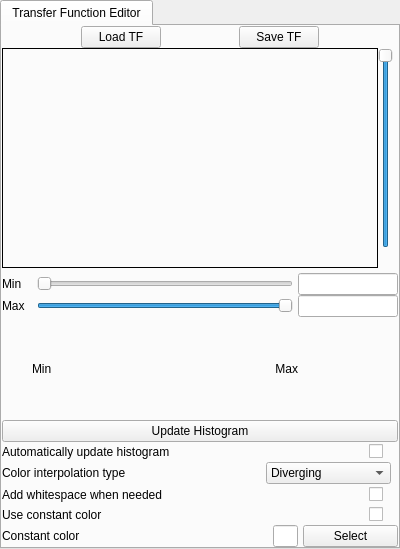
Qt form apps/vaporgui/TFWidgetGUI.ui (StasJ/vapor-formatted) before a commit.
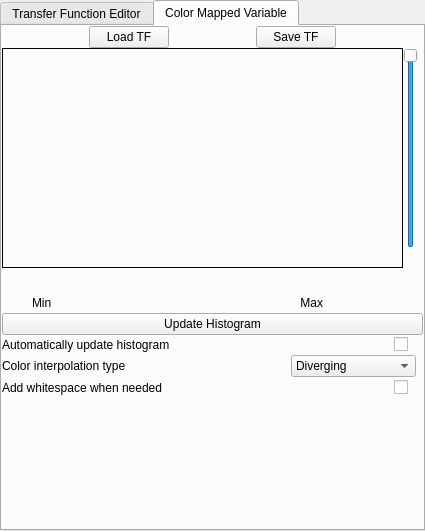
The same form after that commit. The open tabs and pages were chosen to show the change. Custom widgets are drawn as their Qt base class.

```diff
--- a/apps/vaporgui/TFWidgetGUI.ui
+++ b/apps/vaporgui/TFWidgetGUI.ui
@@ -6,8 +6,8 @@
    <rect>
     <x>0</x>
     <y>0</y>
-    <width>400</width>
-    <height>549</height>
+    <width>425</width>
+    <height>531</height>
    </rect>
   </property>
   <property name="sizePolicy">
@@ -550,7 +550,7 @@
        <item>
         <widget class="QFrame" name="colorInterpolationFrame">
          <property name="sizePolicy">
-          <sizepolicy hsizetype="Preferred" vsizetype="Maximum">
+          <sizepolicy hsizetype="Preferred" vsizetype="Minimum">
            <horstretch>0</horstretch>
            <verstretch>0</verstretch>
           </sizepolicy>
@@ -638,7 +638,7 @@
        <item>
         <widget class="QFrame" name="whitespaceFrame">
          <property name="sizePolicy">
-          <sizepolicy hsizetype="Preferred" vsizetype="Maximum">
+          <sizepolicy hsizetype="Preferred" vsizetype="Minimum">
            <horstretch>0</horstretch>
            <verstretch>0</verstretch>
           </sizepolicy>
@@ -698,7 +698,7 @@
        <item>
         <widget class="QFrame" name="useConstColorFrame">
          <property name="sizePolicy">
-          <sizepolicy hsizetype="Preferred" vsizetype="Maximum">
+          <sizepolicy hsizetype="Preferred" vsizetype="Minimum">
            <horstretch>0</horstretch>
            <verstretch>0</verstretch>
           </sizepolicy>
@@ -755,7 +755,7 @@
        <item>
         <widget class="QFrame" name="constColorFrame">
          <property name="sizePolicy">
-          <sizepolicy hsizetype="Preferred" vsizetype="Maximum">
+          <sizepolicy hsizetype="Preferred" vsizetype="Minimum">
            <horstretch>0</horstretch>
            <verstretch>0</verstretch>
           </sizepolicy>
@@ -837,6 +837,682 @@
          </layout>
         </widget>
        </item>
+       <item>
+        <spacer name="verticalSpacer_2">
+         <property name="orientation">
+          <enum>Qt::Vertical</enum>
+         </property>
+         <property name="sizeType">
+          <enum>QSizePolicy::Minimum</enum>
+         </property>
+         <property name="sizeHint" stdset="0">
+          <size>
+           <width>20</width>
+           <height>0</height>
+          </size>
+         </property>
+        </spacer>
+       </item>
+      </layout>
+     </widget>
+     <widget class="QWidget" name="_colormapTFE">
+      <property name="sizePolicy">
+       <sizepolicy hsizetype="Minimum" vsizetype="Minimum">
+        <horstretch>0</horstretch>
+        <verstretch>0</verstretch>
+       </sizepolicy>
+      </property>
+      <attribute name="title">
+       <string>Color Mapped Variable</string>
+      </attribute>
+      <layout class="QVBoxLayout" name="verticalLayout_3">
+       <property name="spacing">
+        <number>0</number>
+       </property>
+       <property name="leftMargin">
+        <number>0</number>
+       </property>
+       <property name="topMargin">
+        <number>0</number>
+       </property>
+       <property name="rightMargin">
+        <number>0</number>
+       </property>
+       <property name="bottomMargin">
+        <number>0</number>
+       </property>
+       <item>
+        <layout class="QHBoxLayout" name="nonam3_2">
+         <item>
+          <spacer name="spacer45_2">
+           <property name="orientation">
+            <enum>Qt::Horizontal</enum>
+           </property>
+           <property name="sizeType">
+            <enum>QSizePolicy::Expanding</enum>
+           </property>
+           <property name="sizeHint" stdset="0">
+            <size>
+             <width>16</width>
+             <height>20</height>
+            </size>
+           </property>
+          </spacer>
+         </item>
+         <item>
+          <widget class="QPushButton" name="_colorMapLoadButton">
+           <property name="sizePolicy">
+            <sizepolicy hsizetype="Minimum" vsizetype="Fixed">
+             <horstretch>0</horstretch>
+             <verstretch>0</verstretch>
+            </sizepolicy>
+           </property>
+           <property name="maximumSize">
+            <size>
+             <width>200</width>
+             <height>32767</height>
+            </size>
+           </property>
+           <property name="toolTip">
+            <string>Load transfer function from file or session</string>
+           </property>
+           <property name="text">
+            <string>Load TF</string>
+           </property>
+          </widget>
+         </item>
+         <item>
+          <spacer name="spacer160_2">
+           <property name="orientation">
+            <enum>Qt::Horizontal</enum>
+           </property>
+           <property name="sizeType">
+            <enum>QSizePolicy::Expanding</enum>
+           </property>
+           <property name="sizeHint" stdset="0">
+            <size>
+             <width>31</width>
+             <height>20</height>
+            </size>
+           </property>
+          </spacer>
+         </item>
+         <item>
+          <widget class="QPushButton" name="_colorMapSaveButton">
+           <property name="maximumSize">
+            <size>
+             <width>200</width>
+             <height>32767</height>
+            </size>
+           </property>
+           <property name="toolTip">
+            <string>Save this transfer function to a file or session</string>
+           </property>
+           <property name="text">
+            <string>Save TF</string>
+           </property>
+          </widget>
+         </item>
+         <item>
+          <spacer name="spacer46_2">
+           <property name="orientation">
+            <enum>Qt::Horizontal</enum>
+           </property>
+           <property name="sizeType">
+            <enum>QSizePolicy::Expanding</enum>
+           </property>
+           <property name="sizeHint" stdset="0">
+            <size>
+             <width>23</width>
+             <height>20</height>
+            </size>
+           </property>
+          </spacer>
+         </item>
+        </layout>
+       </item>
+       <item>
+        <layout class="QHBoxLayout" name="horizontalLayout_12" stretch="1,0">
+         <property name="spacing">
+          <number>0</number>
+         </property>
+         <property name="bottomMargin">
+          <number>5</number>
+         </property>
+         <item>
+          <widget class="QFrame" name="_tfFrame_2">
+           <property name="sizePolicy">
+            <sizepolicy hsizetype="Preferred" vsizetype="Minimum">
+             <horstretch>0</horstretch>
+             <verstretch>0</verstretch>
+            </sizepolicy>
+           </property>
+           <property name="frameShape">
+            <enum>QFrame::Box</enum>
+           </property>
+           <property name="frameShadow">
+            <enum>QFrame::Plain</enum>
+           </property>
+           <property name="midLineWidth">
+            <number>1</number>
+           </property>
+           <layout class="QVBoxLayout" name="verticalLayout_8">
+            <item>
+             <widget class="MappingFrame" name="_colorMapMappingFrame" native="true">
+              <property name="sizePolicy">
+               <sizepolicy hsizetype="Preferred" vsizetype="Minimum">
+                <horstretch>0</horstretch>
+                <verstretch>0</verstretch>
+               </sizepolicy>
+              </property>
+              <property name="minimumSize">
+               <size>
+                <width>100</width>
+                <height>200</height>
+               </size>
+              </property>
+              <property name="whatsThis">
+               <string>The transfer function editor displays a 
+mapping (called a &quot;transfer function&quot;)
+from the data variable to opacity and color,
+This is used when you volume render the
+variable.  The opacity values are shown
+as a green curve.  The color is determined
+by the set of control points along the color
+bar at the bottom.  A histogram of data 
+values is shown in blue-green behind 
+the opacity curve.  Additional options are
+available from the right mouse button.</string>
+              </property>
+              <property name="colorMapping" stdset="0">
+               <bool>true</bool>
+              </property>
+              <property name="opacityMapping" stdset="0">
+               <bool>true</bool>
+              </property>
+             </widget>
+            </item>
+           </layout>
+          </widget>
+         </item>
+         <item>
+          <layout class="QVBoxLayout" name="noname6_2">
+           <property name="spacing">
+            <number>0</number>
+           </property>
+           <property name="leftMargin">
+            <number>0</number>
+           </property>
+           <item>
+            <widget class="QSlider" name="_colorMapOpacitySlider">
+             <property name="enabled">
+              <bool>true</bool>
+             </property>
+             <property name="toolTip">
+              <string>Scale Opacity Values</string>
+             </property>
+             <property name="maximum">
+              <number>100</number>
+             </property>
+             <property name="value">
+              <number>100</number>
+             </property>
+             <property name="tracking">
+              <bool>false</bool>
+             </property>
+             <property name="orientation">
+              <enum>Qt::Vertical</enum>
+             </property>
+             <property name="invertedAppearance">
+              <bool>false</bool>
+             </property>
+             <property name="invertedControls">
+              <bool>false</bool>
+             </property>
+            </widget>
+           </item>
+           <item>
+            <spacer name="spacer54_2">
+             <property name="orientation">
+              <enum>Qt::Vertical</enum>
+             </property>
+             <property name="sizeType">
+              <enum>QSizePolicy::Fixed</enum>
+             </property>
+             <property name="sizeHint" stdset="0">
+              <size>
+               <width>20</width>
+               <height>20</height>
+              </size>
+             </property>
+            </spacer>
+           </item>
+          </layout>
+         </item>
+        </layout>
+       </item>
+       <item>
+        <widget class="QFrame" name="frame">
+         <property name="sizePolicy">
+          <sizepolicy hsizetype="Preferred" vsizetype="Minimum">
+           <horstretch>0</horstretch>
+           <verstretch>0</verstretch>
+          </sizepolicy>
+         </property>
+         <property name="minimumSize">
+          <size>
+           <width>0</width>
+           <height>10</height>
+          </size>
+         </property>
+         <property name="frameShape">
+          <enum>QFrame::NoFrame</enum>
+         </property>
+         <property name="frameShadow">
+          <enum>QFrame::Raised</enum>
+         </property>
+         <layout class="QVBoxLayout" name="verticalLayout_5">
+          <property name="spacing">
+           <number>0</number>
+          </property>
+          <property name="leftMargin">
+           <number>0</number>
+          </property>
+          <property name="topMargin">
+           <number>0</number>
+          </property>
+          <property name="rightMargin">
+           <number>0</number>
+          </property>
+          <property name="bottomMargin">
+           <number>0</number>
+          </property>
+          <item>
+           <widget class="QSliderEdit" name="_colorMapMinSliderEdit" native="true">
+            <property name="sizePolicy">
+             <sizepolicy hsizetype="Preferred" vsizetype="Minimum">
+              <horstretch>0</horstretch>
+              <verstretch>0</verstretch>
+             </sizepolicy>
+            </property>
+           </widget>
+          </item>
+         </layout>
+        </widget>
+       </item>
+       <item>
+        <widget class="QFrame" name="frame_2">
+         <property name="sizePolicy">
+          <sizepolicy hsizetype="Preferred" vsizetype="Minimum">
+           <horstretch>0</horstretch>
+           <verstretch>0</verstretch>
+          </sizepolicy>
+         </property>
+         <property name="minimumSize">
+          <size>
+           <width>0</width>
+           <height>10</height>
+          </size>
+         </property>
+         <property name="frameShape">
+          <enum>QFrame::NoFrame</enum>
+         </property>
+         <property name="frameShadow">
+          <enum>QFrame::Raised</enum>
+         </property>
+         <layout class="QVBoxLayout" name="verticalLayout_4">
+          <property name="spacing">
+           <number>0</number>
+          </property>
+          <property name="leftMargin">
+           <number>0</number>
+          </property>
+          <property name="topMargin">
+           <number>0</number>
+          </property>
+          <property name="rightMargin">
+           <number>0</number>
+          </property>
+          <property name="bottomMargin">
+           <number>0</number>
+          </property>
+          <item>
+           <widget class="QSliderEdit" name="_colorMapMaxSliderEdit" native="true">
+            <property name="sizePolicy">
+             <sizepolicy hsizetype="Preferred" vsizetype="Minimum">
+              <horstretch>0</horstretch>
+              <verstretch>0</verstretch>
+             </sizepolicy>
+            </property>
+           </widget>
+          </item>
+         </layout>
+        </widget>
+       </item>
+       <item>
+        <layout class="QHBoxLayout" name="horizontalLayout_5" stretch="0,0,0,0,0">
+         <property name="spacing">
+          <number>0</number>
+         </property>
+         <property name="topMargin">
+          <number>0</number>
+         </property>
+         <item>
+          <spacer name="horizontalSpacer_10">
+           <property name="orientation">
+            <enum>Qt::Horizontal</enum>
+           </property>
+           <property name="sizeType">
+            <enum>QSizePolicy::Fixed</enum>
+           </property>
+           <property name="sizeHint" stdset="0">
+            <size>
+             <width>30</width>
+             <height>20</height>
+            </size>
+           </property>
+          </spacer>
+         </item>
+         <item>
+          <widget class="QLabel" name="minLabel_2">
+           <property name="sizePolicy">
+            <sizepolicy hsizetype="Preferred" vsizetype="Minimum">
+             <horstretch>0</horstretch>
+             <verstretch>0</verstretch>
+            </sizepolicy>
+           </property>
+           <property name="text">
+            <string>Min</string>
+           </property>
+          </widget>
+         </item>
+         <item>
+          <spacer name="horizontalSpacer_11">
+           <property name="orientation">
+            <enum>Qt::Horizontal</enum>
+           </property>
+           <property name="sizeHint" stdset="0">
+            <size>
+             <width>40</width>
+             <height>20</height>
+            </size>
+           </property>
+          </spacer>
+         </item>
+         <item>
+          <widget class="QLabel" name="maxLabel_2">
+           <property name="sizePolicy">
+            <sizepolicy hsizetype="Preferred" vsizetype="Minimum">
+             <horstretch>0</horstretch>
+             <verstretch>0</verstretch>
+            </sizepolicy>
+           </property>
+           <property name="text">
+            <string>Max</string>
+           </property>
+           <property name="alignment">
+            <set>Qt::AlignRight|Qt::AlignTrailing|Qt::AlignVCenter</set>
+           </property>
+          </widget>
+         </item>
+         <item>
+          <spacer name="horizontalSpacer_12">
+           <property name="orientation">
+            <enum>Qt::Horizontal</enum>
+           </property>
+           <property name="sizeType">
+            <enum>QSizePolicy::Fixed</enum>
+           </property>
+           <property name="sizeHint" stdset="0">
+            <size>
+             <width>100</width>
+             <height>20</height>
+            </size>
+           </property>
+          </spacer>
+         </item>
+        </layout>
+       </item>
+       <item>
+        <widget class="QPushButton" name="_colorMapUpdateHistoButton">
+         <property name="toolTip">
+          <string>Click to build a new histogram based on the current region settings, animation timestep, and transfer function bounds</string>
+         </property>
+         <property name="whatsThis">
+          <string>Click the Histo button to refresh the
+histogram that is displayed in the transfer
+function edit window.  The data that is 
+histogrammed is determined by the 
+current variable, the refinement level,
+the current time step, the probe extents
+and rotation, and the TF data bounds.
+Use the right mouse menu in the 
+transfer function window to choose
+how the histogram is scaled.</string>
+         </property>
+         <property name="text">
+          <string>Update Histogram</string>
+         </property>
+        </widget>
+       </item>
+       <item>
+        <widget class="QFrame" name="autoUpdateHistoFrame_2">
+         <property name="sizePolicy">
+          <sizepolicy hsizetype="Preferred" vsizetype="Minimum">
+           <horstretch>0</horstretch>
+           <verstretch>0</verstretch>
+          </sizepolicy>
+         </property>
+         <layout class="QHBoxLayout" name="horizontalLayout_23">
+          <property name="leftMargin">
+           <number>0</number>
+          </property>
+          <property name="topMargin">
+           <number>0</number>
+          </property>
+          <property name="rightMargin">
+           <number>15</number>
+          </property>
+          <property name="bottomMargin">
+           <number>0</number>
+          </property>
+          <item>
+           <widget class="QLabel" name="autoUpdateHistoLabel_2">
+            <property name="text">
+             <string>Automatically update histogram</string>
+            </property>
+           </widget>
+          </item>
+          <item>
+           <spacer name="horizontalSpacer_19">
+            <property name="orientation">
+             <enum>Qt::Horizontal</enum>
+            </property>
+            <property name="sizeHint" stdset="0">
+             <size>
+              <width>40</width>
+              <height>20</height>
+             </size>
+            </property>
+           </spacer>
+          </item>
+          <item>
+           <widget class="QCheckBox" name="_colorMapAutoUpdateHistoCheckbox">
+            <property name="enabled">
+             <bool>true</bool>
+            </property>
+            <property name="toolTip">
+             <string>Check to use discrete color interpolation</string>
+            </property>
+            <property name="text">
+             <string/>
+            </property>
+           </widget>
+          </item>
+         </layout>
+        </widget>
+       </item>
+       <item>
+        <widget class="QFrame" name="colorInterpolationFrame_2">
+         <property name="sizePolicy">
+          <sizepolicy hsizetype="Preferred" vsizetype="Minimum">
+           <horstretch>0</horstretch>
+           <verstretch>0</verstretch>
+          </sizepolicy>
+         </property>
+         <layout class="QHBoxLayout" name="horizontalLayout_4">
+          <property name="spacing">
+           <number>0</number>
+          </property>
+          <property name="leftMargin">
+           <number>0</number>
+          </property>
+          <property name="topMargin">
+           <number>0</number>
+          </property>
+          <property name="rightMargin">
+           <number>7</number>
+          </property>
+          <property name="bottomMargin">
+           <number>1</number>
+          </property>
+          <item>
+           <widget class="QLabel" name="colorInterpLabel_2">
+            <property name="text">
+             <string>Color interpolation type</string>
+            </property>
+           </widget>
+          </item>
+          <item>
+           <widget class="QLabel" name="label_4">
+            <property name="text">
+             <string/>
+            </property>
+            <property name="indent">
+             <number>-1</number>
+            </property>
+           </widget>
+          </item>
+          <item>
+           <spacer name="horizontalSpacer_13">
+            <property name="orientation">
+             <enum>Qt::Horizontal</enum>
+            </property>
+            <property name="sizeHint" stdset="0">
+             <size>
+              <width>40</width>
+              <height>20</height>
+             </size>
+            </property>
+           </spacer>
+          </item>
+          <item>
+           <widget class="QComboBox" name="_colorMapColorInterpCombo">
+            <property name="minimumSize">
+             <size>
+              <width>125</width>
+              <height>0</height>
+             </size>
+            </property>
+            <property name="maximumSize">
+             <size>
+              <width>125</width>
+              <height>16777215</height>
+             </size>
+            </property>
+            <item>
+             <property name="text">
+              <string>Diverging</string>
+             </property>
+            </item>
+            <item>
+             <property name="text">
+              <string>Discrete</string>
+             </property>
+            </item>
+            <item>
+             <property name="text">
+              <string>Linear</string>
+             </property>
+            </item>
+           </widget>
+          </item>
+         </layout>
+        </widget>
+       </item>
+       <item>
+        <widget class="QFrame" name="whitespaceFrame_2">
+         <property name="sizePolicy">
+          <sizepolicy hsizetype="Preferred" vsizetype="Minimum">
+           <horstretch>0</horstretch>
+           <verstretch>0</verstretch>
+          </sizepolicy>
+         </property>
+         <property name="frameShape">
+          <enum>QFrame::NoFrame</enum>
+         </property>
+         <property name="frameShadow">
+          <enum>QFrame::Raised</enum>
+         </property>
+         <layout class="QHBoxLayout" name="horizontalLayout_3">
+          <property name="spacing">
+           <number>-1</number>
+          </property>
+          <property name="leftMargin">
+           <number>0</number>
+          </property>
+          <property name="topMargin">
+           <number>0</number>
+          </property>
+          <property name="rightMargin">
+           <number>15</number>
+          </property>
+          <property name="bottomMargin">
+           <number>0</number>
+          </property>
+          <item>
+           <widget class="QLabel" name="label_3">
+            <property name="text">
+             <string>Add whitespace when needed</string>
+            </property>
+           </widget>
+          </item>
+          <item>
+           <spacer name="horizontalSpacer_2">
+            <property name="orientation">
+             <enum>Qt::Horizontal</enum>
+            </property>
+            <property name="sizeHint" stdset="0">
+             <size>
+              <width>154</width>
+              <height>20</height>
+             </size>
+            </property>
+           </spacer>
+          </item>
+          <item>
+           <widget class="QCheckBox" name="_colorMapWhitespaceCheckbox">
+            <property name="text">
+             <string/>
+            </property>
+           </widget>
+          </item>
+         </layout>
+        </widget>
+       </item>
+       <item>
+        <spacer name="verticalSpacer">
+         <property name="orientation">
+          <enum>Qt::Vertical</enum>
+         </property>
+         <property name="sizeHint" stdset="0">
+          <size>
+           <width>20</width>
+           <height>0</height>
+          </size>
+         </property>
+        </spacer>
+       </item>
       </layout>
      </widget>
     </widget>
@@ -844,6 +1520,12 @@
   </layout>
  </widget>
  <customwidgets>
+  <customwidget>
+   <class>QSliderEdit</class>
+   <extends>QWidget</extends>
+   <header location="global">QSliderEdit.h</header>
+   <container>1</container>
+  </customwidget>
   <customwidget>
    <class>MappingFrame</class>
    <extends>QWidget</extends>
```
Left out of the diff: 44 changed lines with no effect on the pictures.
